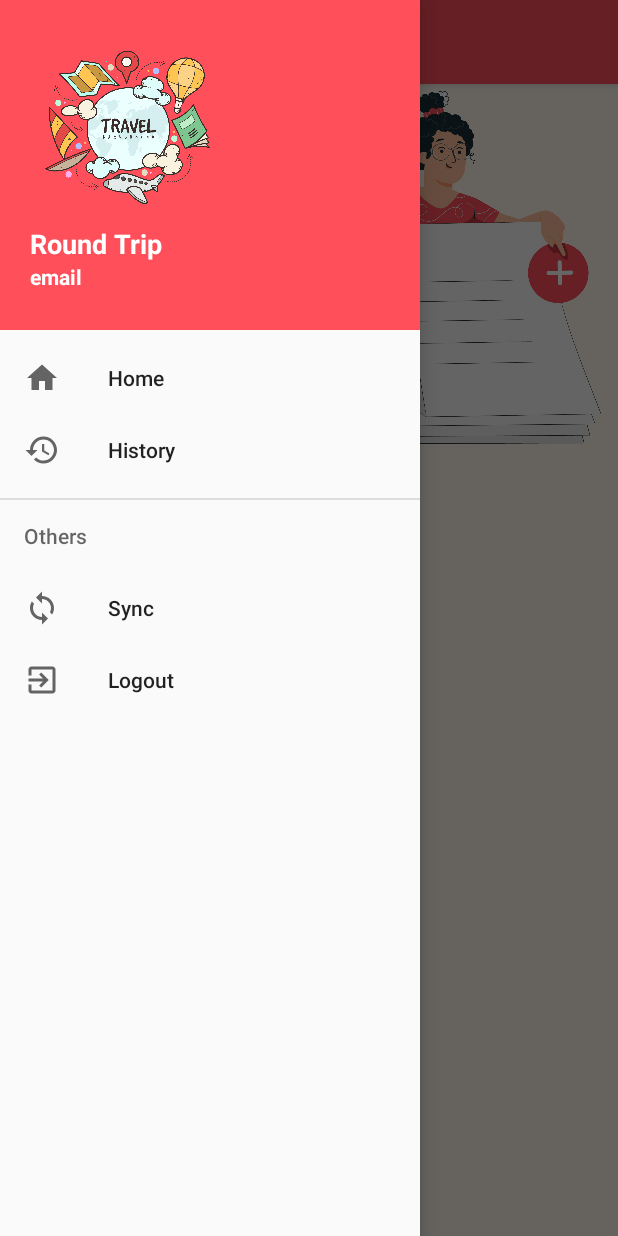
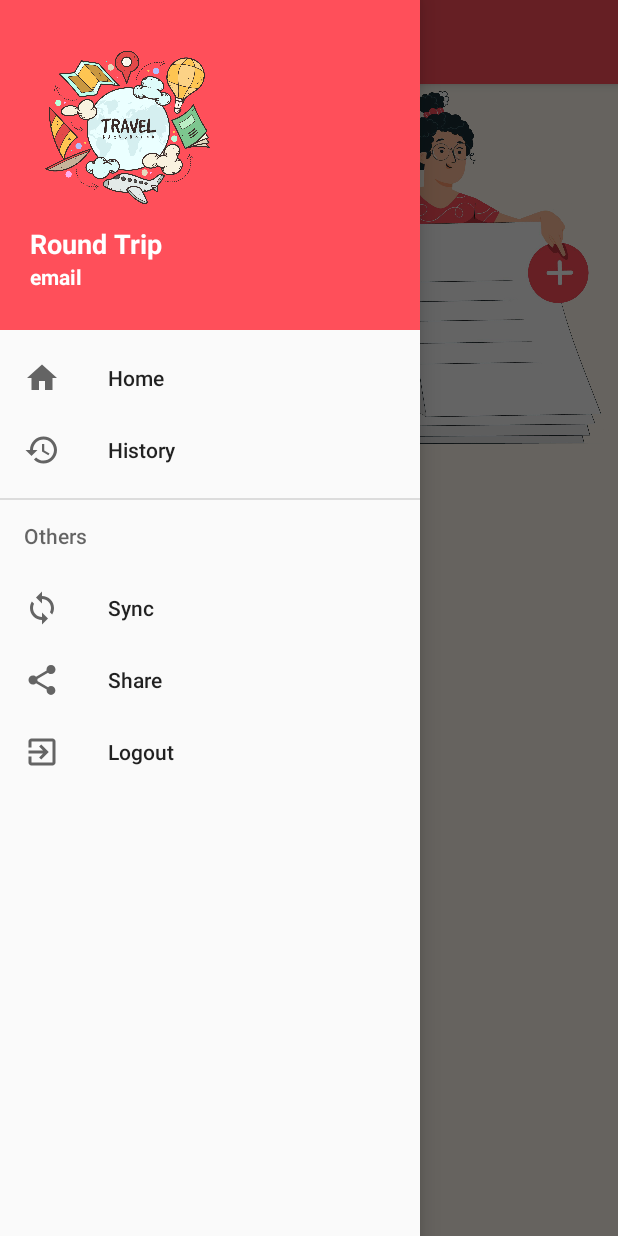
Before and after one commit to emangad99/Trip_App, an Android app: the HomeActivity screen opened directly, with no data from a screen before it, in the side drawer, after a tap on "Sync", on a phone screen of 412 x 824 dp. Run offline under Robolectric (Android 15) with nearby library versions, the phone set to English and light mode, and no system bars; Roboto replaces fonts that are not available here.

Commit message:
init commit

```diff
--- a/app/src/main/AndroidManifest.xml
+++ b/app/src/main/AndroidManifest.xml
@@ -3,7 +3,6 @@
     package="com.example.trip_app">
 
     <uses-permission android:name="android.permission.INTERNET" />
-
 
     <application
         android:allowBackup="true"
@@ -12,6 +11,7 @@
         android:roundIcon="@mipmap/ic_launcher_round"
         android:supportsRtl="true"
         android:theme="@style/AppTheme">
+        <activity android:name=".HistoryActivity"></activity>
         <activity android:name=".WelcomeActivity">
             <intent-filter>
                 <action android:name="android.intent.action.MAIN" />
@@ -26,9 +26,7 @@
             android:name=".HomeActivity"
             android:theme="@style/AppTheme.NoActionBar" />
         <activity android:name=".RegisterActivity" />
-        <activity android:name=".MainActivity">
-
-        </activity>
+        <activity android:name=".MainActivity"></activity>
 
         <meta-data
             android:name="preloaded_fonts"
--- /dev/null
+++ b/app/src/main/java/com/example/trip_app/HistoryActivity.java
@@ -0,0 +1,14 @@
+package com.example.trip_app;
+
+import android.os.Bundle;
+
+import androidx.appcompat.app.AppCompatActivity;
+
+public class HistoryActivity extends AppCompatActivity {
+
+    @Override
+    protected void onCreate(Bundle savedInstanceState) {
+        super.onCreate(savedInstanceState);
+        setContentView(R.layout.activity_history);
+    }
+}
--- a/app/src/main/java/com/example/trip_app/HomeActivity.java
+++ b/app/src/main/java/com/example/trip_app/HomeActivity.java
@@ -2,9 +2,11 @@ package com.example.trip_app;
 
 import android.content.Intent;
 import android.os.Bundle;
+import android.view.MenuItem;
 import android.view.View;
 import android.widget.ImageView;
 
+import androidx.annotation.NonNull;
 import androidx.appcompat.app.ActionBarDrawerToggle;
 import androidx.appcompat.app.AppCompatActivity;
 import androidx.appcompat.widget.Toolbar;
@@ -34,8 +36,43 @@ NavigationView navigationView;
         toggle.setDrawerIndicatorEnabled(true);
         toggle.syncState();
 
+        navigationView.setNavigationItemSelectedListener(new NavigationView.OnNavigationItemSelectedListener(){
+            @Override
+            public boolean onNavigationItemSelected(@NonNull MenuItem item) {
+                int id=item.getItemId();
+
+                switch (id)
+                {
+                    case  R.id.nav_home:
+
+                        Intent intent = new Intent(HomeActivity.this, HomeActivity.class);
+                        startActivity(intent);
+                        break;
+
+                    case  R.id.nav_History:
+
+                        Intent histintent = new Intent(HomeActivity.this, HistoryActivity.class);
+                        startActivity(histintent);
+                        break;
+
+                    case  R.id.nav_share:{
+
+                        Intent sharingIntent = new Intent(android.content.Intent.ACTION_SEND);
+                        sharingIntent.setType("text/plain");
+                        String shareBody =  "http://play.google.com/store/apps/detail?id=" + getPackageName();
+                        String shareSub = "Try now";
+                        sharingIntent.putExtra(android.content.Intent.EXTRA_SUBJECT, shareSub);
+                        sharingIntent.putExtra(android.content.Intent.EXTRA_TEXT, shareBody);
+                        startActivity(Intent.createChooser(sharingIntent, "Share using"));
+
+                    }
+                    break;
 
 
+                }
+                return false;
+            }
+        });
 
         imagadd=findViewById(R.id.img_add);
         imagadd.setOnClickListener(new View.OnClickListener() {
@@ -58,4 +95,6 @@ NavigationView navigationView;
         super.onBackPressed();
         }
     }
+
+
 }
--- /dev/null
+++ b/app/src/main/res/drawable/share_icon.xml
@@ -0,0 +1,10 @@
+<vector xmlns:android="http://schemas.android.com/apk/res/android"
+    android:width="24dp"
+    android:height="24dp"
+    android:viewportWidth="24"
+    android:viewportHeight="24"
+    android:tint="?attr/colorControlNormal">
+  <path
+      android:fillColor="@android:color/white"
+      android:pathData="M18,16.08c-0.76,0 -1.44,0.3 -1.96,0.77L8.91,12.7c0.05,-0.23 0.09,-0.46 0.09,-0.7s-0.04,-0.47 -0.09,-0.7l7.05,-4.11c0.54,0.5 1.25,0.81 2.04,0.81 1.66,0 3,-1.34 3,-3s-1.34,-3 -3,-3 -3,1.34 -3,3c0,0.24 0.04,0.47 0.09,0.7L8.04,9.81C7.5,9.31 6.79,9 6,9c-1.66,0 -3,1.34 -3,3s1.34,3 3,3c0.79,0 1.5,-0.31 2.04,-0.81l7.12,4.16c-0.05,0.21 -0.08,0.43 -0.08,0.65 0,1.61 1.31,2.92 2.92,2.92 1.61,0 2.92,-1.31 2.92,-2.92s-1.31,-2.92 -2.92,-2.92z"/>
+</vector>
--- a/app/src/main/res/menu/main_menu.xml
+++ b/app/src/main/res/menu/main_menu.xml
@@ -18,9 +18,13 @@
                   android:title="Sync"
                    android:icon="@drawable/sync_icon"/>
 
-               <item android:id="@+id/nav_logout"
-                   android:title="Logout"
-                   android:icon="@drawable/logout_icon"/>
+               <item android:id="@+id/nav_share"
+                   android:title="Share"
+                   android:icon="@drawable/share_icon"/>
+
+                <item android:id="@+id/nav_logout"
+                    android:title="Logout"
+                    android:icon="@drawable/logout_icon"/>
             </menu>
         </item>
     </group>
```
Also changed, not shown: app/src/main/res/layout/activity_history.xml (added, +9 -0 lines).
